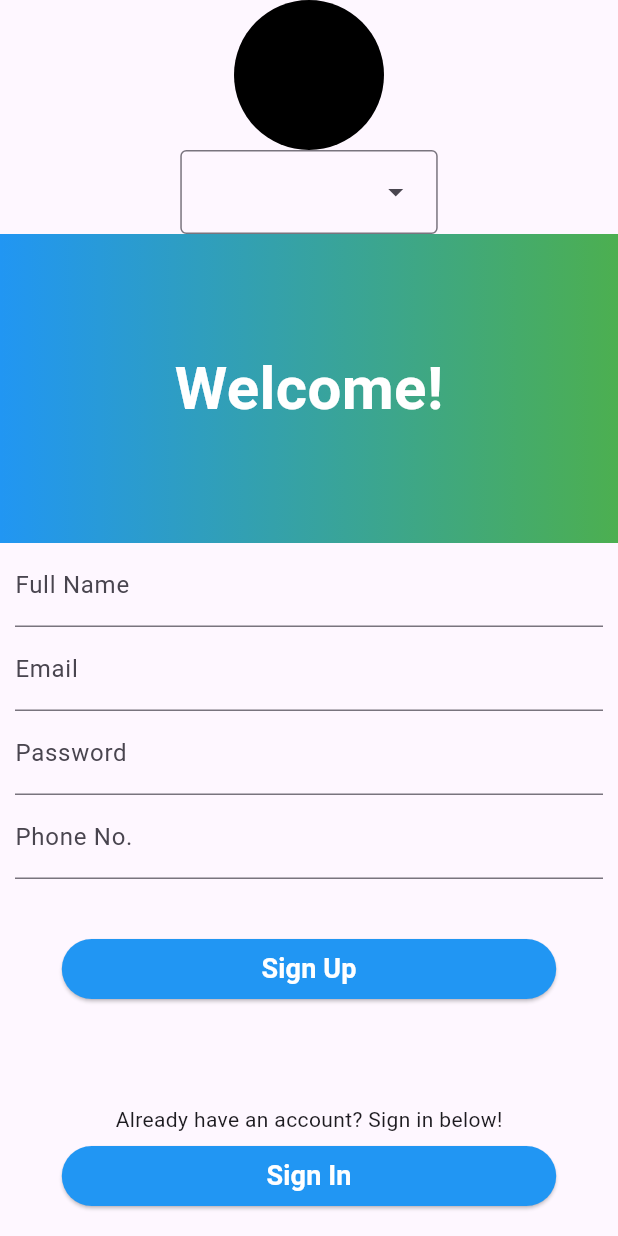
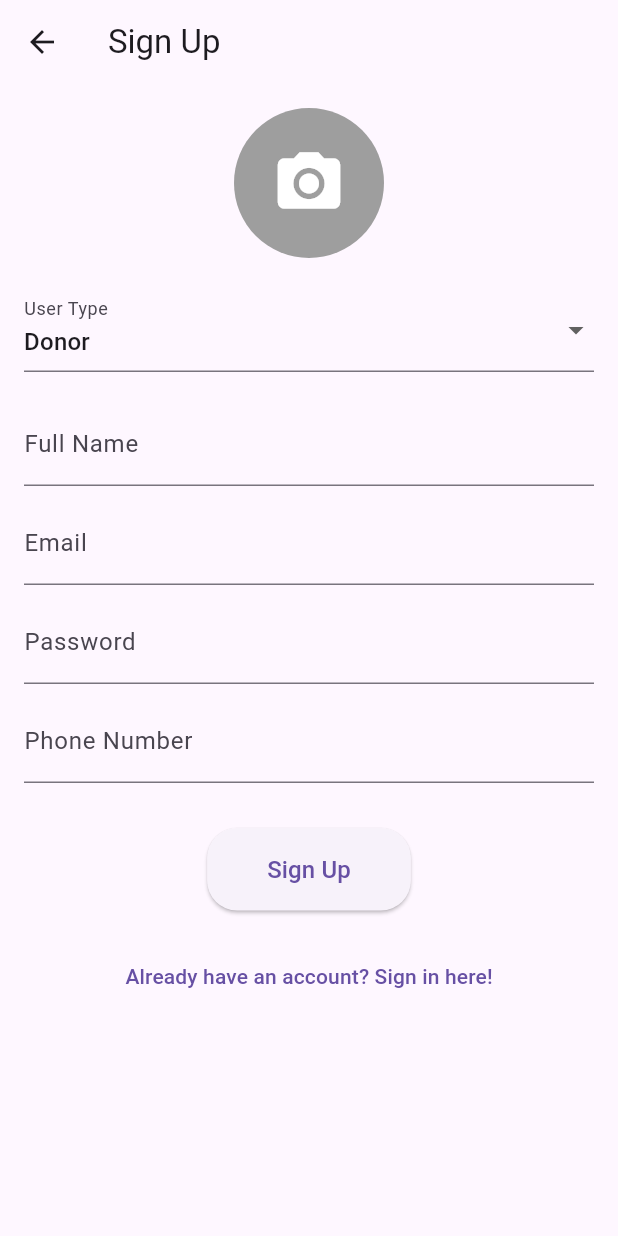
Before and after one commit to mostafanasrat4/Zad, a Flutter app: the SignUpScreen screen opened directly, on a phone screen of 412 x 824 dp. Run offline on Flutter 3.47's test engine with Material 3 defaults, Android fonts, the phone set to English and light mode, and no system bars; our stand-ins replace cloud_firestore, firebase_auth, firebase_core, firebase_messaging, flutter_svg, googleapis_auth and 2 more; accounts and stored records are empty.

Commit message:
fixed the signup user type error

```diff
--- a/lib/controllers/signup_facade.dart
+++ b/lib/controllers/signup_facade.dart
@@ -21,7 +21,7 @@ class SignUpController {
   final UserManager _userManager = UserManager();
   final LocalUserData _localUserData = LocalUserData();
   late IUserManager _manager;
-  late var selectedUserType;
+  late User selectedUserType;
 
   Future<void> signUpFacade(User myUser, String password, BuildContext context) async {
     try{
@@ -35,7 +35,7 @@ class SignUpController {
         );
         return;
       }
-      myUser.id = firebaseAuthUser!.uid; // To keep ids of both Firebase Authentication and Firestore consistent
+      myUser.id = firebaseAuthUser.uid; // To keep ids of both Firebase Authentication and Firestore consistent
 
       // 3. Add user to Firestore User table
       await _userManager.createUser(myUser);
@@ -44,7 +44,7 @@ class SignUpController {
       _localUserData.saveUserData(myUser.toMap());
 
       // 5. Add user to Firestore table based on its type
-      String userType = myUser.type!;
+      String userType = myUser.type ?? '';
       if(userType == 'admin') {
         _manager = AdminManager();
         selectedUserType = Admin(id: myUser.id, name: myUser.fullName, email: myUser.email, number: myUser.phoneNo, imageURL: myUser.imageURL);
@@ -59,7 +59,7 @@ class SignUpController {
       }
       else if(userType == 'beneficiary') {
         _manager = BeneficiaryManager();
-        selectedUserType = Beneficiary(id: myUser.id, fullName: myUser.fullName, email: myUser.email, phoneNo: myUser.phoneNo, imageURL: myUser.imageURL, donationNeeded: null, donationReceived: null);
+        selectedUserType = Beneficiary(id: myUser.id, fullName: myUser.fullName, email: myUser.email, phoneNo: myUser.phoneNo, imageURL: myUser.imageURL, donationNeeded: 0, donationReceived: 0);
       }
       else {
         _manager = DonorManager();
--- a/lib/views/signup_screen.dart
+++ b/lib/views/signup_screen.dart
@@ -1,13 +1,12 @@
 import 'package:flutter/material.dart';
-import 'package:uuid/uuid.dart';
-import 'package:zad/controllers/Image_adapter.dart';
 import 'package:zad/controllers/signup_facade.dart';
 import 'package:zad/models/classes/user.dart';
 import 'package:zad/views/signin_screen.dart';
 
+import '../controllers/Image_adapter.dart';
+
 class SignUpScreen extends StatefulWidget {
-
-  SignUpScreen({super.key});
+  const SignUpScreen({super.key});
 
   @override
   State<SignUpScreen> createState() => _SignUpScreenState();
@@ -15,198 +14,123 @@ class SignUpScreen extends StatefulWidget {
 
 class _SignUpScreenState extends State<SignUpScreen> {
   final TextEditingController _nameController = TextEditingController();
-
   final TextEditingController _emailController = TextEditingController();
-
   final TextEditingController _passwordController = TextEditingController();
-
   final TextEditingController _phoneNoController = TextEditingController();
 
   final SignUpController _signUpController = SignUpController();
 
-  final _uuid = Uuid();
+  String? _selectedType = 'donor';
+  String? _imageURL;
 
-  @override
-  Widget build(BuildContext context) {
-    String? selectedValue;
-    var imgURL;
-    var imagee;
-    return Scaffold(
-      body: SingleChildScrollView(
-        child: Column(
-          children: [
-            GestureDetector(
-              child: CircleAvatar(
-                radius: 50.0,
-                backgroundColor: Colors.black,
-                backgroundImage: imgURL == null ? null : MemoryImage(imagee),
-              ),
-              onTap: (){
-                imgURL = ImageAdapter().pickAndCompressImageToString();
-                imagee = ImageAdapter().stringToImage(imgURL);
-              },
-            ),
-            DropdownMenu<String>(
-              initialSelection: selectedValue,
-              onSelected: (value) {
-                // Update the state when a value is selected
+  void _pickImage() async {
+
+    final pickedImage = await ImageAdapter().pickAndCompressImageToString();
     setState(() {
-                  selectedValue = value;
+      _imageURL = pickedImage;
     });
-                print('Selected value: $value');
-              },
-              dropdownMenuEntries: [
-                DropdownMenuEntry(value: 'volunteer', label: 'Volunteer'),
-                DropdownMenuEntry(value: 'donor', label: 'Donor'),
-                DropdownMenuEntry(value: 'admin', label: 'Admin'),
-                DropdownMenuEntry(value: 'beneficiary', label: 'Beneficiary'),
-              ],
-            ),
-            // "Welcome!" Container
+  }
 
-            Container(
-              width: double.infinity,
-              height: MediaQuery.of(context).size.height/4.0,
-              decoration: const BoxDecoration(
-                gradient: LinearGradient(
-                    colors: [Colors.blue, Colors.green],
-                    begin: Alignment.bottomLeft,
-                    end: Alignment.bottomRight
-                ),
-              ),
-              child: const Center(
-                child: Text(
-                  'Welcome!',
-                  style: TextStyle(
-                      color: Colors.white,
-                      fontSize: 40.0,
-                      fontWeight: FontWeight.bold
-                  ),
-                ),
-              ),
-            ),
-            // Name TextFormField
-            Padding(
-              padding: const EdgeInsets.symmetric(horizontal: 10.0),
-              child: TextFormField(
-                controller: _nameController,
-                keyboardType: TextInputType.name,
-                textCapitalization: TextCapitalization.words,
-                decoration: const InputDecoration(
-                  hintText: 'Mohammad Hany',
-                  labelText: 'Full Name',
-                ),
-              ),
-            ),
-            // Email TextFormField
-            Padding(
-              padding: const EdgeInsets.symmetric(horizontal: 10.0),
-              child: TextFormField(
-                controller: _emailController,
-                keyboardType: TextInputType.emailAddress,
-                decoration: const InputDecoration(
-                  hintText: 'mohammad@example.com',
-                  labelText: 'Email',
-                ),
-              ),
-            ),
-            // Password TextFormField
-            Padding(
-              padding: const EdgeInsets.symmetric(horizontal: 10.0),
-              child: TextFormField(
-                controller: _passwordController,
-                obscureText: true,
-                decoration: const InputDecoration(
-                  labelText: 'Password',
-                ),
-              ),
-            ),
-            // PhoneNo TextFormField
-            Padding(
-              padding: const EdgeInsets.symmetric(horizontal: 10.0),
-              child: TextFormField(
-                controller: _phoneNoController,
-                keyboardType: TextInputType.phone,
-                decoration: const InputDecoration(
-                  hintText: '01012345678',
-                  labelText: 'Phone No.',
-                ),
-              ),
-            ),
-            const SizedBox(height: 40,),
-            // SignUp button
-            Padding(
-              padding: EdgeInsets.symmetric(horizontal: MediaQuery.of(context).size.width/10.0),
-              child: SizedBox(
-                width: double.infinity,
-                height: 40.0,
-                child: ElevatedButton(
-                  onPressed: () async{
+  void _signUp() async {
+    if (_selectedType == null) {
+      ScaffoldMessenger.of(context).showSnackBar(
+        const SnackBar(content: Text('Please select a user type')),
+      );
+      return;
+    }
+
     try {
       User user = User(
         id: '',
         fullName: _nameController.text,
         email: _emailController.text,
         phoneNo: _phoneNoController.text,
-                          type: selectedValue,
-                          imageURL: imgURL
+        type: _selectedType,
+        imageURL: _imageURL,
       );
-                      _signUpController.signUpFacade(user, _passwordController.text, context);
+
+      await _signUpController.signUpFacade(user, _passwordController.text, context);
     } catch (e) {
       ScaffoldMessenger.of(context).showSnackBar(
         SnackBar(content: Text('An error occurred: $e')),
       );
     }
-                  },
+  }
+
+  @override
+  Widget build(BuildContext context) {
+    return Scaffold(
+      appBar: AppBar(title: const Text('Sign Up')),
+      body: SingleChildScrollView(
+        padding: const EdgeInsets.all(16.0),
+        child: Column(
+          children: [
+            GestureDetector(
+              onTap: _pickImage,
+              child: CircleAvatar(
+                radius: 50.0,
+                backgroundColor: Colors.grey,
+
+                child: _imageURL == null
+                    ? const Icon(Icons.camera_alt, size: 50, color: Colors.white)
+                    : null,
+              ),
+            ),
+            const SizedBox(height: 20),
+            DropdownButtonFormField<String>(
+              value: _selectedType,
+              onChanged: (value) => setState(() => _selectedType = value),
+              items: const [
+                DropdownMenuItem(value: 'donor', child: Text('Donor')),
+                DropdownMenuItem(value: 'volunteer', child: Text('Volunteer')),
+                DropdownMenuItem(value: 'beneficiary', child: Text('Beneficiary')),
+                DropdownMenuItem(value: 'admin', child: Text('Admin')),
+              ],
+              decoration: const InputDecoration(labelText: 'User Type'),
+            ),
+            const SizedBox(height: 20),
+            TextField(
+              controller: _nameController,
+              decoration: const InputDecoration(labelText: 'Full Name'),
+            ),
+            const SizedBox(height: 10),
+            TextField(
+              controller: _emailController,
+              keyboardType: TextInputType.emailAddress,
+              decoration: const InputDecoration(labelText: 'Email'),
+            ),
+            const SizedBox(height: 10),
+            TextField(
+              controller: _passwordController,
+              obscureText: true,
+              decoration: const InputDecoration(labelText: 'Password'),
+            ),
+            const SizedBox(height: 10),
+            TextField(
+              controller: _phoneNoController,
+              keyboardType: TextInputType.phone,
+              decoration: const InputDecoration(labelText: 'Phone Number'),
+            ),
+            const SizedBox(height: 30),
+            ElevatedButton(
+              onPressed: _signUp,
               style: ElevatedButton.styleFrom(
-                    backgroundColor: Colors.blue,
+                padding: const EdgeInsets.symmetric(vertical: 16.0, horizontal: 40.0),
                 shape: RoundedRectangleBorder(
                   borderRadius: BorderRadius.circular(20),
                 ),
               ),
-                  child: const Text('Sign Up',
-                    style: TextStyle(
-                        color: Colors.white,
-                        fontWeight: FontWeight.bold,
-                        fontSize: 18.0
-                    ),),
+              child: const Text('Sign Up', style: TextStyle(fontSize: 16)),
             ),
-              ),
-            ),
-            const SizedBox(height: 70.0),
-            // "Already have an account?" label
-            const Text(
-              'Already have an account? Sign in below!',
-              style: TextStyle(fontSize: 14.0),
-            ),
-            const SizedBox(height: 8.0),
-            // Sign in button
-            Padding(
-              padding: EdgeInsets.symmetric(horizontal: MediaQuery.of(context).size.width/10.0),
-              child: SizedBox(
-                width: double.infinity,
-                height: 40.0,
-                child: ElevatedButton(
+            const SizedBox(height: 20),
+            TextButton(
               onPressed: () {
                 Navigator.push(
                   context,
                   MaterialPageRoute(builder: (context) => SignInScreen()),
                 );
               },
-                  style: ElevatedButton.styleFrom(
-                    backgroundColor: Colors.blue,
-                    shape: RoundedRectangleBorder(
-                      borderRadius: BorderRadius.circular(20),
-                    ),
-                  ),
-                  child: const Text('Sign In',
-                    style: TextStyle(
-                        color: Colors.white,
-                        fontWeight: FontWeight.bold,
-                        fontSize: 18.0
-                    ),),
-                ),
-              ),
+              child: const Text('Already have an account? Sign in here!'),
             ),
           ],
         ),
```
Lines whose indentation alone changed are shown as unchanged.
